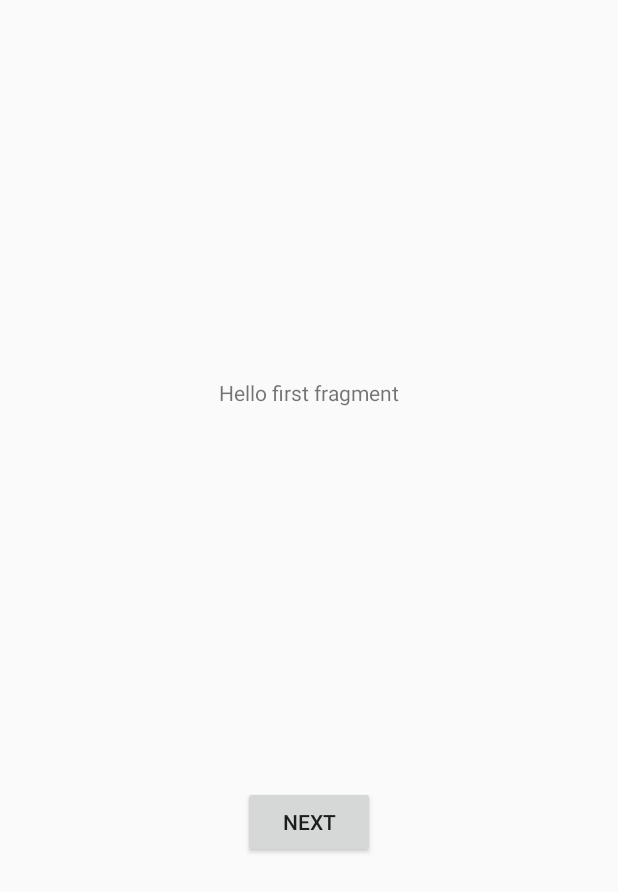
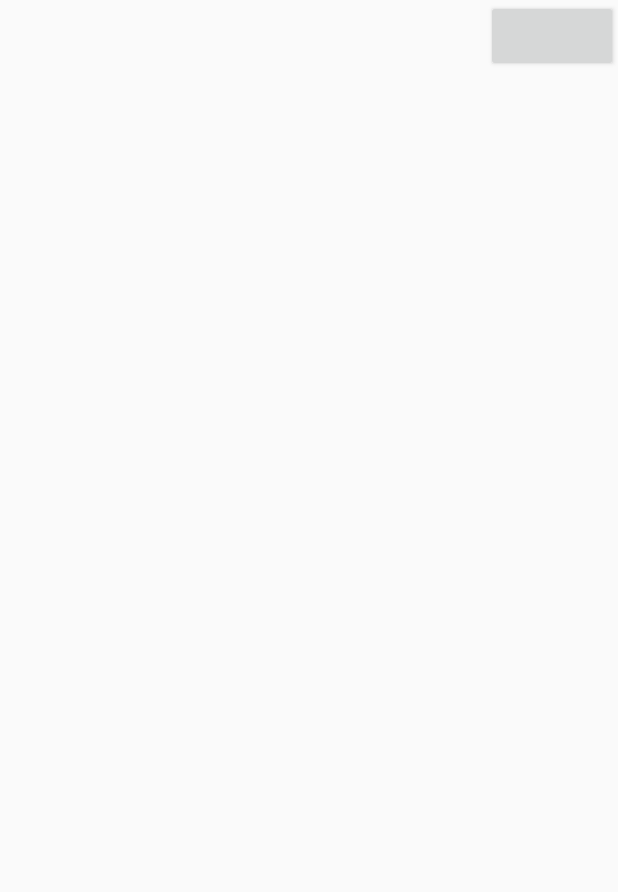
Before and after one commit to apreston26/maintaince-checker, an Android app: the layout fragment_first.xml on its own in the app's theme, with its tools: preview values and no code run, on a phone screen of 412 x 824 dp. Shown: the top 892 px of the screen. Run offline under Robolectric (Android 15) with nearby library versions, the phone set to English and light mode, and no system bars.

```diff
--- a/app/src/main/res/layout/fragment_first.xml
+++ b/app/src/main/res/layout/fragment_first.xml
@@ -11,21 +11,8 @@
     android:id="@+id/button_first"
     android:layout_width="wrap_content"
     android:layout_height="wrap_content"
-    android:text="@string/next"
-    app:layout_constraintBottom_toBottomOf="parent"
     app:layout_constraintEnd_toEndOf="parent"
-    app:layout_constraintStart_toStartOf="parent"
-    app:layout_constraintTop_toBottomOf="@id/textview_first"
-    />
+    app:layout_constraintTop_toTopOf="parent"/>
+<!--    TODO add the forward arrow drawbable to this and a little padding-->
 
-  <TextView
-    android:id="@+id/textview_first"
-    android:layout_width="wrap_content"
-    android:layout_height="wrap_content"
-    android:text="@string/hello_first_fragment"
-    app:layout_constraintBottom_toTopOf="@id/button_first"
-    app:layout_constraintEnd_toEndOf="parent"
-    app:layout_constraintStart_toStartOf="parent"
-    app:layout_constraintTop_toTopOf="parent"
-    />
 </androidx.constraintlayout.widget.ConstraintLayout>
--- a/app/src/main/res/values/strings.xml
+++ b/app/src/main/res/values/strings.xml
@@ -1,5 +1,5 @@
 <resources>
-  <string name="app_name">My Application</string>
+  <string name="app_name">Maintenance Checker</string>
   <string name="title_activity_main">MainActivity</string>
   <!-- Strings used for fragments for navigation -->
   <string name="first_fragment_label">First Fragment</string>
```
Also changed, not shown: app/src/main/AndroidManifest.xml (+6 -1 lines), app/src/main/res/drawable/ic_add.xml (added, +9 -0 lines), app/src/main/res/drawable/ic_forward_arrow.xml (added, +9 -0 lines), app/src/main/res/layout/activity_main.xml (+9 -7 lines).
